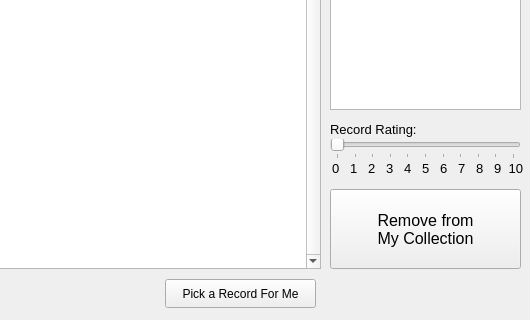
Drag0nCodes/MyRecordCollection, file My Record Collection Source/mainwindow.ui: the form before one commit; both pictures show x 470 to 1000 and y 490 to 810 of the 1000 by 810 pixel window.
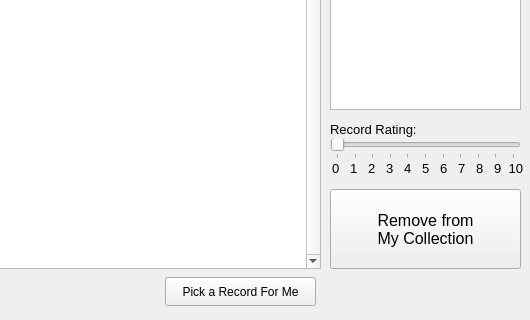
The form after the commit.

What changed in the file:
```diff
--- a/My Record Collection Source/mainwindow.ui
+++ b/My Record Collection Source/mainwindow.ui
@@ -477,7 +477,7 @@
       <property name="geometry">
        <rect>
         <x>635</x>
-        <y>760</y>
+        <y>758</y>
         <width>151</width>
         <height>29</height>
        </rect>
```
Left out of the diff: 3 changed lines with no effect on the pictures.
